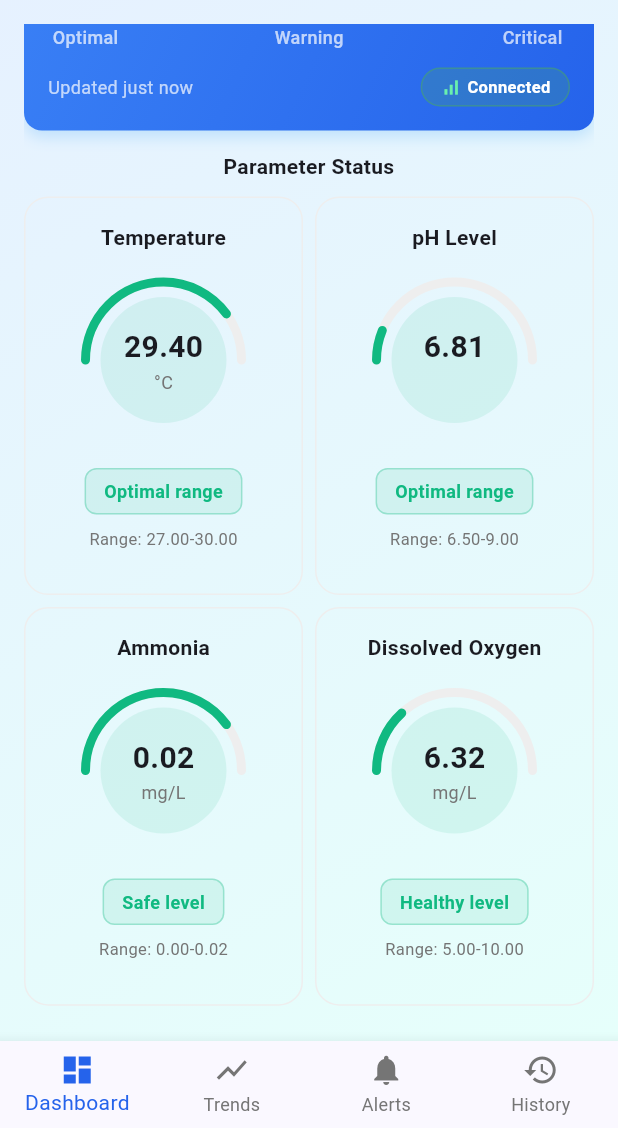
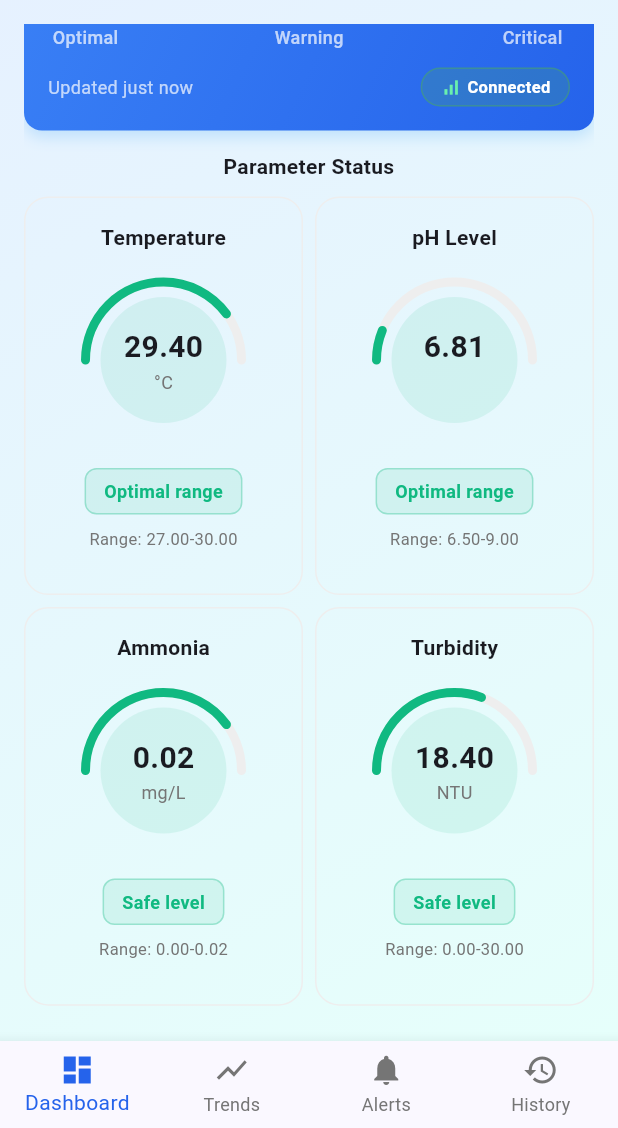
Before and after one commit to GeraldElliRamos/Aquality-Arduino-based-water-quality-monitoring, a Flutter app: the screen it shows once a user with an empty profile is signed in, scrolled down 109 dp, on a phone screen of 412 x 824 dp, the part 108-1236 px from its top. Run offline on Flutter 3.47's test engine with Material 3 defaults, Android fonts, the phone set to English and light mode, and no system bars; our stand-ins replace cloud_firestore, csv, firebase_auth, firebase_core, fl_chart, flutter_local_notifications and 2 more; accounts and stored records are empty.

Commit message:
Replace Dissolved Oxygen with Turbidity

```diff
--- a/aquality_arduino_based_water_quality_monitoring/lib/admin/admin.dart
+++ b/aquality_arduino_based_water_quality_monitoring/lib/admin/admin.dart
@@ -99,7 +99,7 @@ class _AdminViewState extends State<AdminView>
             children: [
               DropdownButtonFormField<String>(
                 initialValue: param,
-                items: ['pH', 'Temperature', 'Dissolved Oxygen', 'Ammonia']
+                items: ['pH', 'Temperature', 'Turbidity', 'Ammonia']
                     .map((e) => DropdownMenuItem(value: e, child: Text(e)))
                     .toList(),
                 onChanged: (v) => param = v ?? param,
--- a/aquality_arduino_based_water_quality_monitoring/lib/models/water_quality_parameter.dart
+++ b/aquality_arduino_based_water_quality_monitoring/lib/models/water_quality_parameter.dart
@@ -52,7 +52,6 @@ class WaterQualityParameter {
 enum IconType {
   temperature,
   ph,
-  dissolvedOxygen,
   ammonia,
   turbidity,
   conductivity,
--- a/aquality_arduino_based_water_quality_monitoring/lib/pages/alerts_enhanced.dart
+++ b/aquality_arduino_based_water_quality_monitoring/lib/pages/alerts_enhanced.dart
@@ -19,12 +19,12 @@ class _AlertsViewEnhancedState extends State<AlertsViewEnhanced> {
   final List<Alert> alerts = [
     Alert(
       id: '1',
-      title: 'Dissolved oxygen critically low',
-      subtitle: 'Dissolved Oxygen: 3.919 mg/L',
+      title: 'Turbidity critically high',
+      subtitle: 'Turbidity: 58.2 NTU',
       level: AlertLevel.critical,
-      parameterName: 'Dissolved Oxygen',
-      reading: 3.919,
-      unit: 'mg/L',
+      parameterName: 'Turbidity',
+      reading: 58.2,
+      unit: 'NTU',
       timestamp: DateTime.now().subtract(const Duration(minutes: 30)),
     ),
     Alert(
@@ -38,12 +38,12 @@ class _AlertsViewEnhancedState extends State<AlertsViewEnhanced> {
     ),
     Alert(
       id: '3',
-      title: 'Dissolved oxygen critically low',
-      subtitle: 'Dissolved Oxygen: 3.90 mg/L',
+      title: 'Turbidity critically high',
+      subtitle: 'Turbidity: 52.4 NTU',
       level: AlertLevel.critical,
-      parameterName: 'Dissolved Oxygen',
-      reading: 3.90,
-      unit: 'mg/L',
+      parameterName: 'Turbidity',
+      reading: 52.4,
+      unit: 'NTU',
       timestamp: DateTime.now().subtract(const Duration(hours: 4)),
     ),
     Alert(
--- a/aquality_arduino_based_water_quality_monitoring/lib/pages/dashboard_enhanced.dart
+++ b/aquality_arduino_based_water_quality_monitoring/lib/pages/dashboard_enhanced.dart
@@ -87,7 +87,7 @@ class _DashboardEnhancedState extends State<DashboardEnhanced> {
       'temperature': (29.4, '°C'),
       'pH': (6.81, ''),
       'ammonia': (0.016, 'mg/L'),
-      'dissolvedOxygen': (6.32, 'mg/L'),
+      'turbidity': (18.4, 'NTU'),
       'ammonia': (0.16, 'mg/L'),
     };
 
@@ -175,13 +175,13 @@ class _DashboardEnhancedState extends State<DashboardEnhanced> {
         'gaugeColor': Colors.amber,
       },
       {
-        'id': 'dissolvedOxygen',
-        'title': 'Dissolved Oxygen',
-        'rawValue': 6.32,
-        'unit': 'mg/L',
-        'minSafe': 5.0,
-        'maxSafe': 10.0,
-        'status': 'Healthy level',
+        'id': 'turbidity',
+        'title': 'Turbidity',
+        'rawValue': 18.4,
+        'unit': 'NTU',
+        'minSafe': 0.0,
+        'maxSafe': 30.0,
+        'status': 'Safe level',
         'statusColor': Color(0xFF10B981),
         'gaugeColor': Colors.blue,
       },
--- a/aquality_arduino_based_water_quality_monitoring/lib/pages/faq.dart
+++ b/aquality_arduino_based_water_quality_monitoring/lib/pages/faq.dart
@@ -50,9 +50,9 @@ class _FAQViewState extends State<FAQView> {
               'pH measures water acidity/alkalinity. Tilapia prefer slightly alkaline water (pH 7-9). Extreme pH values can harm fish health and affect their ability to absorb nutrients.',
         ),
         FAQItem(
-          question: 'What does dissolved oxygen (DO) mean?',
+          question: 'What does turbidity mean?',
           answer:
-              'Dissolved oxygen is the amount of oxygen available in water for fish to breathe. Tilapia need at least 5 mg/L, with 5-8 mg/L being optimal for healthy growth.',
+              'Turbidity measures how cloudy the water is due to suspended particles. For tilapia ponds, keep turbidity at or below 30 NTU; 30-50 NTU is warning level, and values above 50 NTU are dangerous.',
         ),
         FAQItem(
           question: 'How dangerous is ammonia?',
--- a/aquality_arduino_based_water_quality_monitoring/lib/pages/history.dart
+++ b/aquality_arduino_based_water_quality_monitoring/lib/pages/history.dart
@@ -140,7 +140,7 @@ class _HistoryViewState extends State<HistoryView> {
       'date': 'Feb 1',
       'temp': 28.1,
       'ph': 8.0,
-      'do': 6.8,
+      'turbidity': 18.6,
       'nh3': 0.10,
     },
     {
@@ -148,7 +148,7 @@ class _HistoryViewState extends State<HistoryView> {
       'date': 'Feb 1',
       'temp': 29.8,
       'ph': 6.8,
-      'do': 6.7,
+      'turbidity': 26.4,
       'nh3': 0.15,
     },
     {
@@ -156,7 +156,7 @@ class _HistoryViewState extends State<HistoryView> {
       'date': 'Jan 30',
       'temp': 27.2,
       'ph': 8.2,
-      'do': 7.3,
+      'turbidity': 33.1,
       'nh3': 0.22,
     },
   ];
@@ -166,10 +166,10 @@ class _HistoryViewState extends State<HistoryView> {
   final Map<String, int> _undoCount = {};
 
   String _buildCsv(List<Map<String, dynamic>> rows) {
-    final headers = ['date', 'temp', 'ph', 'do', 'nh3'];
+    final headers = ['date', 'temp', 'ph', 'turbidity', 'nh3'];
     final sb = StringBuffer()..writeln(headers.join(','));
     for (final r in rows) {
-      sb.writeln('${r['date']},${r['temp']},${r['ph']},${r['do']},${r['nh3']}');
+      sb.writeln('${r['date']},${r['temp']},${r['ph']},${r['turbidity']},${r['nh3']}');
     }
     return sb.toString();
   }
@@ -197,12 +197,12 @@ class _HistoryViewState extends State<HistoryView> {
           'icon': Icons.water_drop,
           'color': Colors.purple,
         };
-      case 'do':
+      case 'turbidity':
         return {
-          'title': 'Dissolved Oxygen',
-          'unit': 'mg/L',
-          'range': '>5 mg/L',
-          'icon': Icons.air,
+          'title': 'Turbidity',
+          'unit': 'NTU',
+          'range': '<=30 NTU',
+          'icon': Icons.blur_on,
           'color': Colors.blue,
         };
       case 'nh3':
@@ -268,7 +268,7 @@ class _HistoryViewState extends State<HistoryView> {
                 children: [
                   _detailChip(ctx, 'temp', r['temp']),
                   _detailChip(ctx, 'ph', r['ph']),
-                  _detailChip(ctx, 'do', r['do']),
+                  _detailChip(ctx, 'turbidity', r['turbidity']),
                   _detailChip(ctx, 'nh3', r['nh3']),
                 ],
               ),
@@ -591,12 +591,12 @@ class _HistoryViewState extends State<HistoryView> {
                                       ),
                                       GestureDetector(
                                         onTap: () => _openParamFromRecord(
-                                          'do',
-                                          r['do'].toString(),
+                                          'turbidity',
+                                          r['turbidity'].toString(),
                                         ),
                                         child: _metricColumn(
-                                          '${r['do']}',
-                                          'DO',
+                                          '${r['turbidity']}',
+                                          'NTU',
                                         ),
                                       ),
                                       GestureDetector(
--- a/aquality_arduino_based_water_quality_monitoring/lib/pages/parameter_detail.dart
+++ b/aquality_arduino_based_water_quality_monitoring/lib/pages/parameter_detail.dart
@@ -439,8 +439,8 @@ class ParameterDetailView extends StatelessWidget {
         return 'Optimal water temperature for tilapia is 26-30°C. Temperatures outside this range can stress fish and affect their growth rate.';
       case 'ph level':
         return 'pH measures acidity/alkalinity. Tilapia thrive in slightly alkaline water (7-9). Values outside this range can harm fish health.';
-      case 'dissolved oxygen':
-        return 'Dissolved oxygen (DO) is essential for fish respiration. Tilapia need at least 5 mg/L, with 5-8 mg/L being optimal.';
+      case 'turbidity':
+        return 'Turbidity indicates water clarity. Keep turbidity at or below 30 NTU for safer pond conditions; 30-50 NTU is warning level and above 50 NTU is dangerous.';
       case 'ammonia':
         return 'Ammonia is toxic waste from fish metabolism. Keep NH₃ below 0.02 mg/L to prevent fish stress and disease.';
       default:
--- a/aquality_arduino_based_water_quality_monitoring/lib/services/export_service.dart
+++ b/aquality_arduino_based_water_quality_monitoring/lib/services/export_service.dart
@@ -23,7 +23,7 @@ class ExportService {
 
   static List<List<dynamic>> _generateMockData() {
     final now = DateTime.now();
-    final headers = ['Timestamp', 'Temperature (°C)', 'pH Level', 'Dissolved Oxygen (mg/L)', 'Ammonia (mg/L)', 'Status'];
+    final headers = ['Timestamp', 'Temperature (°C)', 'pH Level', 'Turbidity (NTU)', 'Ammonia (mg/L)', 'Status'];
 
     final rows = <List<dynamic>>[headers];
 
--- a/aquality_arduino_based_water_quality_monitoring/lib/services/threshold_service.dart
+++ b/aquality_arduino_based_water_quality_monitoring/lib/services/threshold_service.dart
@@ -116,12 +116,12 @@ class ThresholdService {
         lastModified: DateTime.now(),
       ),
       Threshold(
-        parameterId: 'dissolvedOxygen',
-        parameterName: 'Dissolved Oxygen',
-        minSafeValue: 5.0,    // Warning_Low  (>=5 marginal, >=6 optimal)
-        maxSafeValue: 999.0,  // No upper danger limit
-        warningMinValue: 3.0,  // Danger_Low   (<3 lethal)
-        warningMaxValue: 999.0, // No upper danger limit
+        parameterId: 'turbidity',
+        parameterName: 'Turbidity',
+        minSafeValue: 0.0,    // Warning_Low
+        maxSafeValue: 30.0,   // Warning_High (<=30 safe)
+        warningMinValue: 0.0,  // Danger_Low
+        warningMaxValue: 50.0, // Danger_High (>50 danger)
         enableAlerts: true,
         enableNotifications: true,
         lastModified: DateTime.now(),
```
Also changed, not shown: aquality_arduino_based_water_quality_monitoring/lib/pages/trends_enhanced.dart (+13 -13 lines), aquality_arduino_based_water_quality_monitoring/pubspec.lock.
